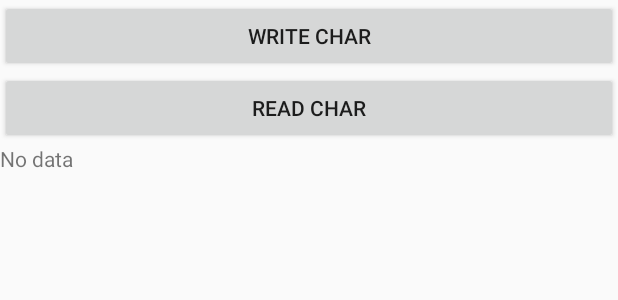
After one commit to seanlab117/mocon5, an Android app: the layout button.xml on its own in the app's theme, with its tools: preview values and no code run, on a phone screen of 412 x 824 dp. The commit adds this screen. Shown: the top 300 px of the screen. Run offline under Robolectric (Android 15) with nearby library versions, the phone set to English and light mode, and no system bars.

Commit message:
sean_0222_10

```diff
--- /dev/null
+++ b/Android_ESP32_BLE2/app/src/main/res/layout/button.xml
@@ -0,0 +1,26 @@
+<?xml version="1.0" encoding="utf-8"?>
+<LinearLayout xmlns:android="http://schemas.android.com/apk/res/android"
+    android:orientation="vertical"
+    android:layout_width="match_parent"
+    android:layout_height="match_parent">
+
+    <Button
+        android:layout_width="match_parent"
+        android:layout_height="wrap_content"
+        android:text="Write Char"
+        android:id="@+id/button2"
+        android:onClick="onClickWrite" />
+
+    <Button
+        android:layout_width="match_parent"
+        android:layout_height="wrap_content"
+        android:text="Read Char"
+        android:id="@+id/button"
+        android:onClick="onClickRead" />
+
+    <TextView
+        android:layout_width="wrap_content"
+        android:layout_height="wrap_content"
+        android:text="@string/no_data"
+        android:id="@+id/data_value" />
+</LinearLayout>
```
Also changed, not shown: Android_ESP32_BLE2/app/src/main/java/com/hishri/fnarduino/MyActivity.java (+5 -6 lines), Android_ESP32_BLE2/app/src/main/res/layout/listitem_device.xml (added, +28 -0 lines).
